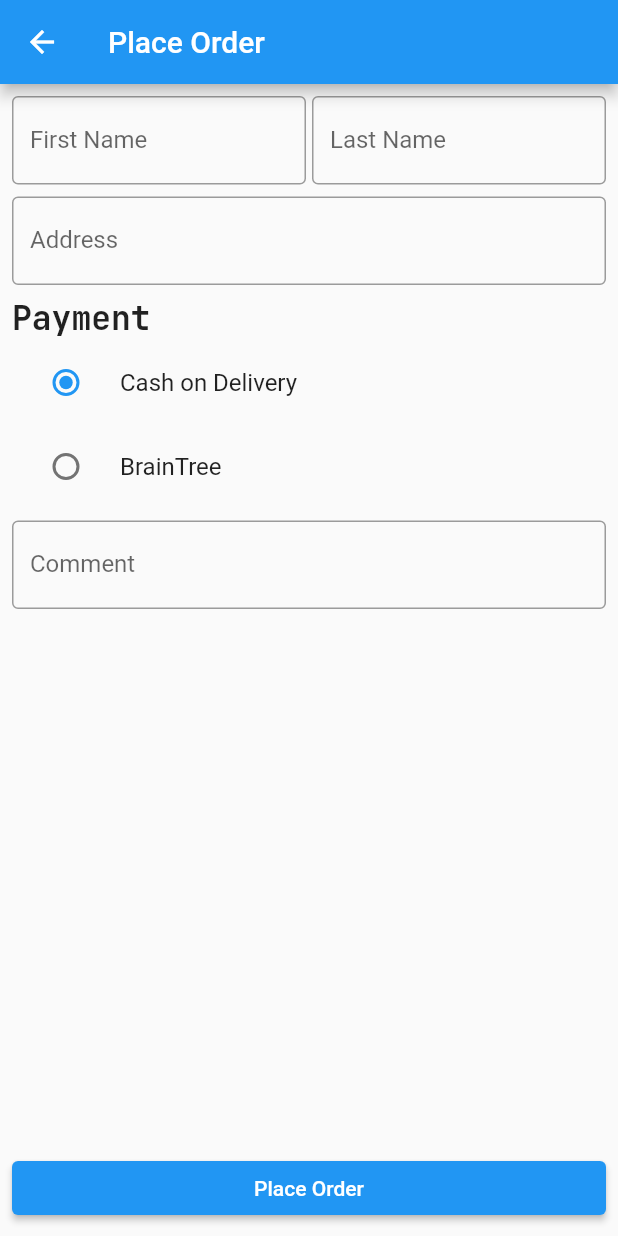
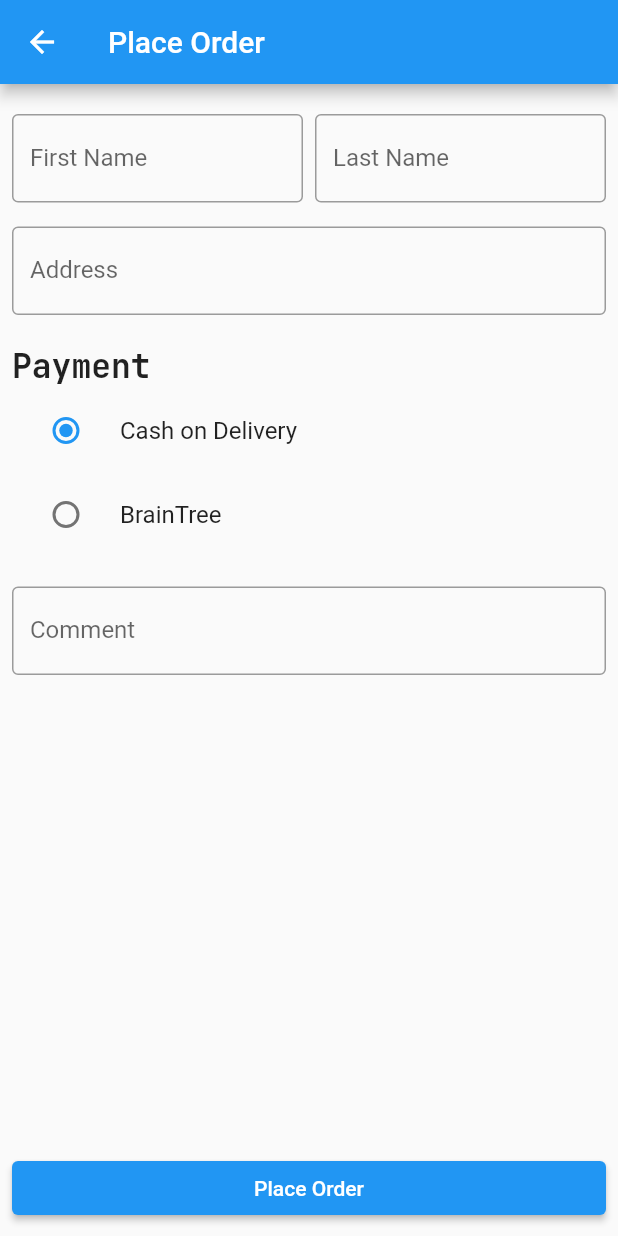
Before and after one commit to durra88/Multi-Restaurant---Food-Ordering, a Flutter app: the PlaceOrderScreen screen opened directly, on a phone screen of 412 x 824 dp. Run offline on Flutter 3.47's test engine with Material 2 defaults, Android fonts, the phone set to English and light mode, and no system bars; our stand-ins replace auto_animated, badges, cached_network_image, carousel_slider, firebase_auth, firebase_core and 7 more; missing offline and left inert: flutter_auth_ui, flutter_elegant_number_button; accounts and stored records are empty.

Commit message:
edit order place

```diff
--- a/lib/screens/place_order.dart
+++ b/lib/screens/place_order.dart
@@ -32,7 +32,7 @@ class PlaceOrderScreen extends StatelessWidget {
         body: Form(
           key: formKey,
           child: Padding(
-            padding: EdgeInsets.all(8),
+            padding: EdgeInsets.only(top: 20, bottom: 8, left: 8, right: 8),
             child: Column(
               crossAxisAlignment: CrossAxisAlignment.start,
               children: [
@@ -52,7 +52,7 @@ class PlaceOrderScreen extends StatelessWidget {
                           border: OutlineInputBorder()),
                     )),
                     SizedBox(
-                      width: 4,
+                      width: 8,
                     ),
                     Expanded(
                         child: TextFormField(
@@ -70,7 +70,7 @@ class PlaceOrderScreen extends StatelessWidget {
                   ],
                 ),
                 SizedBox(
-                  height: 8,
+                  height: 16,
                 ),
                 Column(
                   crossAxisAlignment: CrossAxisAlignment.start,
@@ -90,7 +90,7 @@ class PlaceOrderScreen extends StatelessWidget {
                   ],
                 ),
                 SizedBox(
-                  height: 8,
+                  height: 20,
                 ),
                 Obx(() => Column(
                       crossAxisAlignment: CrossAxisAlignment.start,
@@ -118,7 +118,7 @@ class PlaceOrderScreen extends StatelessWidget {
                       ],
                     )),
                 SizedBox(
-                  height: 8,
+                  height: 20,
                 ),
                 Column(
                   crossAxisAlignment: CrossAxisAlignment.start,
@@ -166,13 +166,13 @@ class PlaceOrderScreen extends StatelessWidget {
                                   : orderFaildMessageText,
                               textCancel: cancelText,
                               textConfirm: confirmText,
-                              onCancel: (){},
+                              onCancel: () {},
                               confirmTextColor: Colors.yellow,
                               onConfirm: () {
                                 cartStateController.clearCart(
                                     mainStateController.selectedRestaurant.value
                                         .restaurantId!);
-                                      Get.offAll(()=>RestaurantHome());
+                                Get.offAll(() => RestaurantHome());
                               });
                         }
                       },
```
